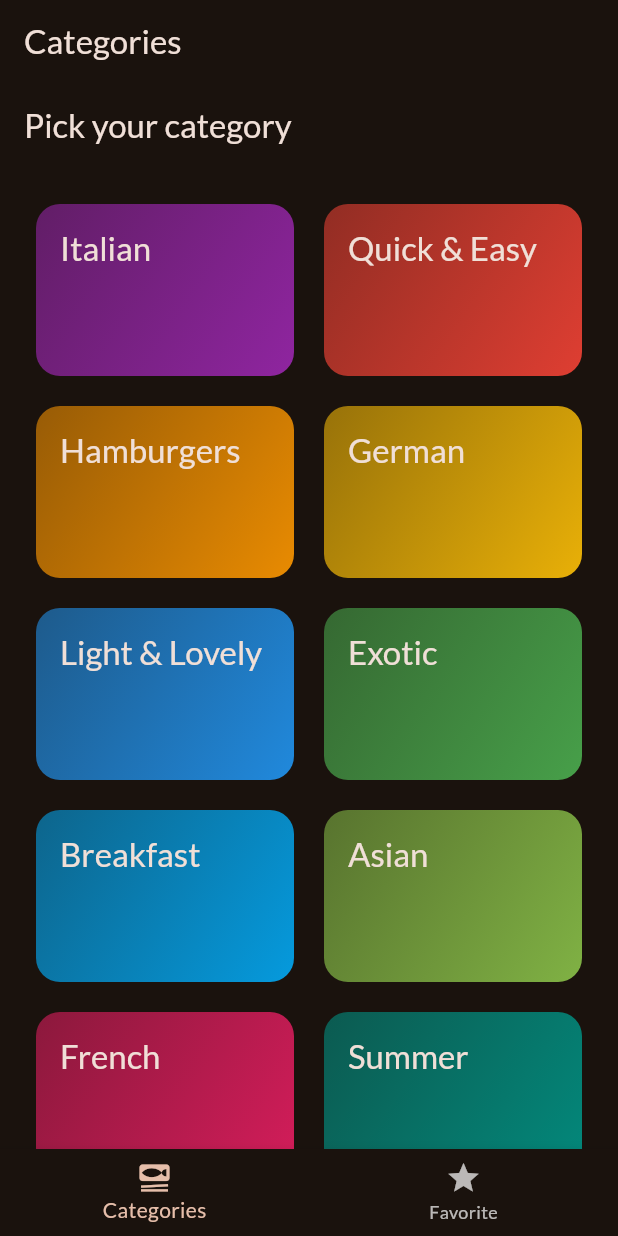
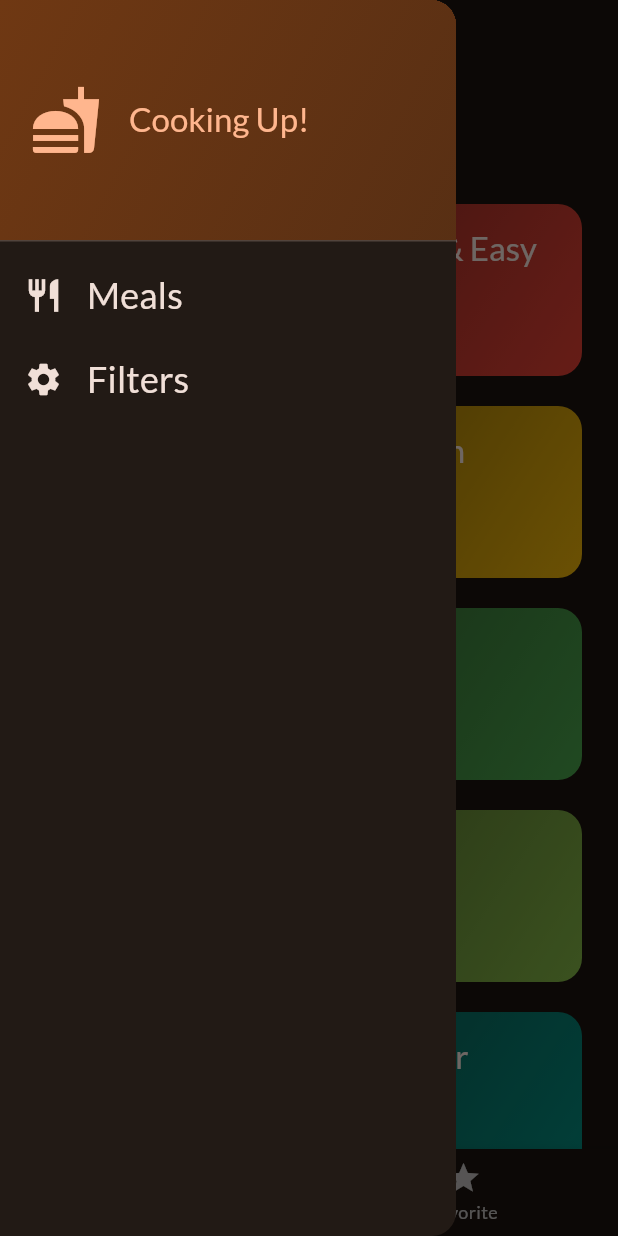
Before and after one commit to UnyongChoi/meals, a Flutter app: the screen it shows after launch, with the side drawer open (before the commit the screen has no drawer), on a phone screen of 412 x 824 dp. Run offline on Flutter 3.47's test engine with Material 3 defaults, Android fonts, the phone set to English and light mode, and no system bars; our stand-ins replace google_fonts, transparent_image.

Commit message:
added drawer menu

```diff
--- a/lib/screens/categories.dart
+++ b/lib/screens/categories.dart
@@ -1,11 +1,14 @@
 import 'package:flutter/material.dart';
 import 'package:meal/data/dummy_data.dart';
 import 'package:meal/models/category.dart';
+import 'package:meal/models/meal.dart';
 import 'package:meal/screens/meals.dart';
 import 'package:meal/widgets/category_grid_item.dart';
 
 class CategoriesScreen extends StatelessWidget {
-  const CategoriesScreen({super.key});
+  const CategoriesScreen({super.key, required this.toggleFavorite});
+
+  final void Function(Meal meal) toggleFavorite;
 
   void _selectCategory(BuildContext context, Category category) {
     final filteredMeals = dummyMeals
@@ -17,6 +20,7 @@ class CategoriesScreen extends StatelessWidget {
         builder: (ctx) => MealsScreen(
           title: category.title,
           meals: filteredMeals,
+          toggleFavorite: toggleFavorite,
         ),
       ),
     ); // Navigator.push(context, route)
--- a/lib/screens/tabs.dart
+++ b/lib/screens/tabs.dart
@@ -1,6 +1,8 @@
 import 'package:flutter/material.dart';
+import 'package:meal/models/meal.dart';
 import 'package:meal/screens/categories.dart';
 import 'package:meal/screens/meals.dart';
+import 'package:meal/widgets/main_drawer.dart';
 
 class TabsScreen extends StatefulWidget {
   const TabsScreen({super.key});
@@ -13,6 +15,31 @@ class TabsScreen extends StatefulWidget {
 
 class _TabsScreenState extends State<TabsScreen> {
   int _selectedPageIndex = 0;
+  final List<Meal> _favoriteMeals = [];
+
+  void _toggleMealFavoriteStatus(Meal meal) {
+    final isExisiting = _favoriteMeals.contains(meal);
+    setState(() {
+      ScaffoldMessenger.of(context).clearSnackBars();
+      if (isExisiting) {
+        _favoriteMeals.remove(meal);
+        ScaffoldMessenger.of(context).showSnackBar(
+          SnackBar(
+            content: Text('Removed from favorite!'),
+            duration: Duration(seconds: 2),
+          ),
+        );
+      } else {
+        _favoriteMeals.add(meal);
+        ScaffoldMessenger.of(context).showSnackBar(
+          SnackBar(
+            content: Text('added favorite!'),
+            duration: Duration(seconds: 2),
+          ),
+        );
+      }
+    });
+  }
 
   void setSelectedPage(index) {
     setState(() {
@@ -22,12 +49,15 @@ class _TabsScreenState extends State<TabsScreen> {
 
   @override
   Widget build(BuildContext context) {
-    Widget activePage = CategoriesScreen();
+    Widget activePage = CategoriesScreen(
+      toggleFavorite: _toggleMealFavoriteStatus,
+    );
     String activePageTitle = 'Categories';
 
     if (_selectedPageIndex == 1) {
       activePage = MealsScreen(
-        meals: [],
+        meals: _favoriteMeals,
+        toggleFavorite: _toggleMealFavoriteStatus,
       );
       activePageTitle = 'Favorite';
     }
@@ -35,6 +65,7 @@ class _TabsScreenState extends State<TabsScreen> {
       appBar: AppBar(
         title: Text(activePageTitle),
       ),
+      drawer: MainDraw(),
       body: activePage,
       bottomNavigationBar: BottomNavigationBar(
         onTap: setSelectedPage,
--- /dev/null
+++ b/lib/widgets/main_drawer.dart
@@ -0,0 +1,69 @@
+import 'package:flutter/material.dart';
+
+class MainDraw extends StatelessWidget {
+  const MainDraw({super.key});
+  @override
+  Widget build(BuildContext context) {
+    return Drawer(
+      child: Column(
+        children: <Widget>[
+          DrawerHeader(
+              padding: const EdgeInsets.all(20),
+              decoration: BoxDecoration(
+                gradient: LinearGradient(
+                  colors: [
+                    Theme.of(context).colorScheme.primaryContainer,
+                    Theme.of(context)
+                        .colorScheme
+                        .primaryContainer
+                        .withOpacity(0.7),
+                  ],
+                  begin: Alignment.topLeft,
+                  end: Alignment.bottomRight,
+                ),
+              ),
+              child: Row(
+                children: [
+                  Icon(
+                    Icons.fastfood,
+                    size: 48,
+                    color: Theme.of(context).colorScheme.primary,
+                  ),
+                  const SizedBox(width: 18),
+                  Text('Cooking Up!',
+                      style: Theme.of(context).textTheme.titleLarge!.copyWith(
+                            color: Theme.of(context).colorScheme.primary,
+                          )),
+                ],
+              )),
+          ListTile(
+            leading: Icon(
+              Icons.restaurant,
+              size: 26,
+              color: Theme.of(context).colorScheme.onBackground,
+            ),
+            title: Text('Meals',
+                style: Theme.of(context).textTheme.titleSmall!.copyWith(
+                      color: Theme.of(context).colorScheme.onBackground,
+                      fontSize: 24,
+                    )),
+            onTap: () {},
+          ),
+          ListTile(
+            leading: Icon(
+              Icons.settings,
+              size: 26,
+              color: Theme.of(context).colorScheme.onBackground,
+            ),
+            title: Text('Filters',
+                style: Theme.of(context).textTheme.titleSmall!.copyWith(
+                      color: Theme.of(context).colorScheme.onBackground,
+                      fontSize: 24,
+                    )),
+            onTap: () {},
+          ),
+        ],
+      ),
+    );
+  }
+}
```
Also changed, not shown: lib/screens/meal_details.dart (+15 -1 lines), lib/screens/meals.dart (+6 -1 lines).
